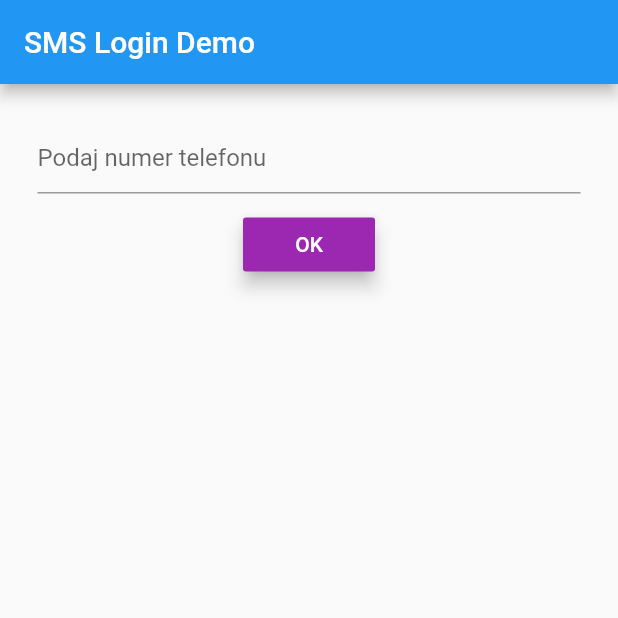
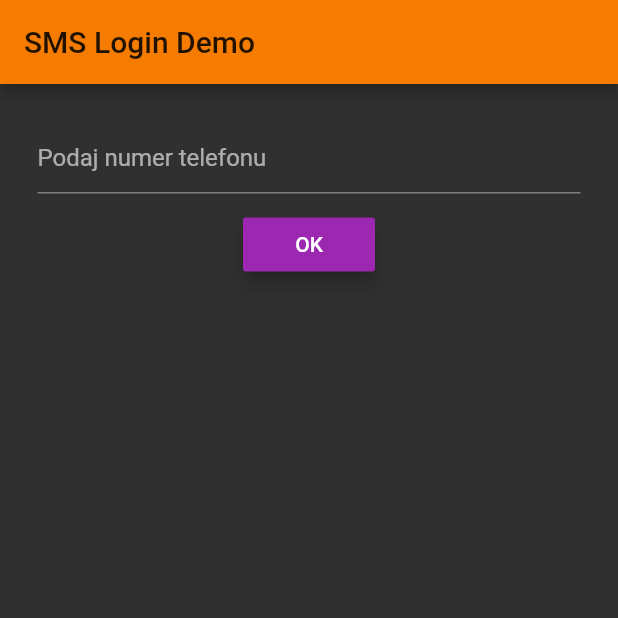
Before and after one commit to Reinmar92/test_repo, a Flutter app: the MyHomePage screen opened directly, on a phone screen of 412 x 824 dp, the top half of it. Run offline on Flutter 3.47's test engine with Material 2 defaults, Android fonts, the phone set to English and light mode, and no system bars; our stand-ins replace bloc, equatable, firebase_auth, flutter_bloc, google_maps_flutter, location; accounts and stored records are empty.

Commit message:
working app
App with working theme changes

```diff
--- /dev/null
+++ b/bloc_themes_example/lib/ui/global/theme/bloc/bloc.dart
@@ -0,0 +1,3 @@
+export 'theme_bloc.dart';
+export 'theme_event.dart';
+export 'theme_state.dart';
--- /dev/null
+++ b/bloc_themes_example/lib/ui/global/theme/bloc/theme_bloc.dart
@@ -0,0 +1,19 @@
+import 'dart:async';
+import 'package:bloc/bloc.dart';
+import 'package:bloc_themes_example/ui/global/theme/app_themes.dart';
+import './bloc.dart';
+
+class ThemeBloc extends Bloc<ThemeEvent, ThemeState> {
+  @override
+  ThemeState get initialState => ThemeState(themeData: appThemeData[AppTheme.OrangeDark]);
+
+  @override
+  Stream<ThemeState> mapEventToState(
+    ThemeEvent event,
+  ) async* {
+    if (event is ThemeChanged) {
+      yield ThemeState(themeData: appThemeData[event.theme]);
+
+    }
+  }
+}
--- /dev/null
+++ b/bloc_themes_example/lib/ui/global/theme/bloc/theme_event.dart
@@ -0,0 +1,16 @@
+import 'package:bloc_themes_example/ui/global/theme/app_themes.dart';
+import 'package:equatable/equatable.dart';
+import 'package:meta/meta.dart';
+
+@immutable
+abstract class ThemeEvent extends Equatable {
+  ThemeEvent([List props = const <dynamic>[]]) : super(props);
+}
+
+class ThemeChanged extends ThemeEvent {
+  final AppTheme theme;
+
+  ThemeChanged({
+    @required this.theme,
+  }): super([theme]);
+}
--- /dev/null
+++ b/bloc_themes_example/lib/ui/global/theme/bloc/theme_state.dart
@@ -0,0 +1,12 @@
+import 'package:equatable/equatable.dart';
+import 'package:flutter/material.dart';
+import 'package:meta/meta.dart';
+
+@immutable
+class ThemeState extends Equatable {
+  final ThemeData themeData;
+
+  ThemeState({
+    @required this.themeData
+  }) : super([themeData]);
+}
```
Also changed, not shown: bloc_themes_example/lib/main.dart (+16 -11 lines), bloc_themes_example/lib/ui/home/home_page.dart (added, +32 -0 lines), bloc_themes_example/lib/ui/preference/preference_page.dart (added, +37 -0 lines).
